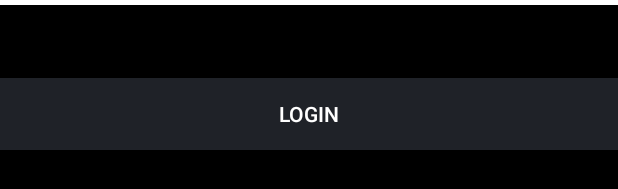
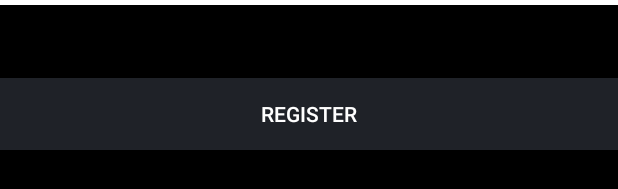
Before and after one commit to BenasBaranovskis/Benasfirst, an Android app: the layout activity_register2.xml on its own in the app's theme, with its tools: preview values and no code run, on a phone screen of 412 x 824 dp. Shown: the part 921-1110 px from the top of the screen. Run offline under Robolectric (Android 15) with nearby library versions, the phone set to English and light mode, and no system bars.

Commit message:
Bond app

```diff
--- a/Desktop/Benasfirst/app/src/main/java/k/benasfirst/RegisterActivity.java
+++ b/Desktop/Benasfirst/app/src/main/java/k/benasfirst/RegisterActivity.java
@@ -58,7 +58,7 @@ public class RegisterActivity extends AppCompatActivity {
                     Toast.makeText(RegisterActivity.this,
                             "Prisijungimo vardas: " + etUsername.getText().toString() + "\n" +
                                     "Slaptažodis: " + etPassword.getText().toString(), Toast.LENGTH_SHORT).show();
-                    Intent goToSearchActivity = new Intent(RegisterActivity.this, logged.class);
+                    Intent goToSearchActivity = new Intent(RegisterActivity.this, LoginActivity.class);
                     startActivity(goToSearchActivity);
                 }
 
--- a/Desktop/Benasfirst/app/src/main/res/layout/activity_register2.xml
+++ b/Desktop/Benasfirst/app/src/main/res/layout/activity_register2.xml
@@ -70,7 +70,7 @@
         android:layout_height="wrap_content"
         android:background="#1f2228"
         android:backgroundTint="#1f2228"
-        android:text="@string/login_tgbox_login"
+        android:text="@string/register_button_register"
         android:textColor="#ffffff" />
 
 </LinearLayout>
--- a/Desktop/Benasfirst/app/src/main/res/values/strings.xml
+++ b/Desktop/Benasfirst/app/src/main/res/values/strings.xml
@@ -11,5 +11,6 @@
     <string name="login_tgbox_login">Login</string>
     <string name="login_invalid_username">Acces denied</string>
     <string name="login_invalid_password">Acess denied</string>
+    <string name="register_button_register">Register</string>
 
 </resources>
```
